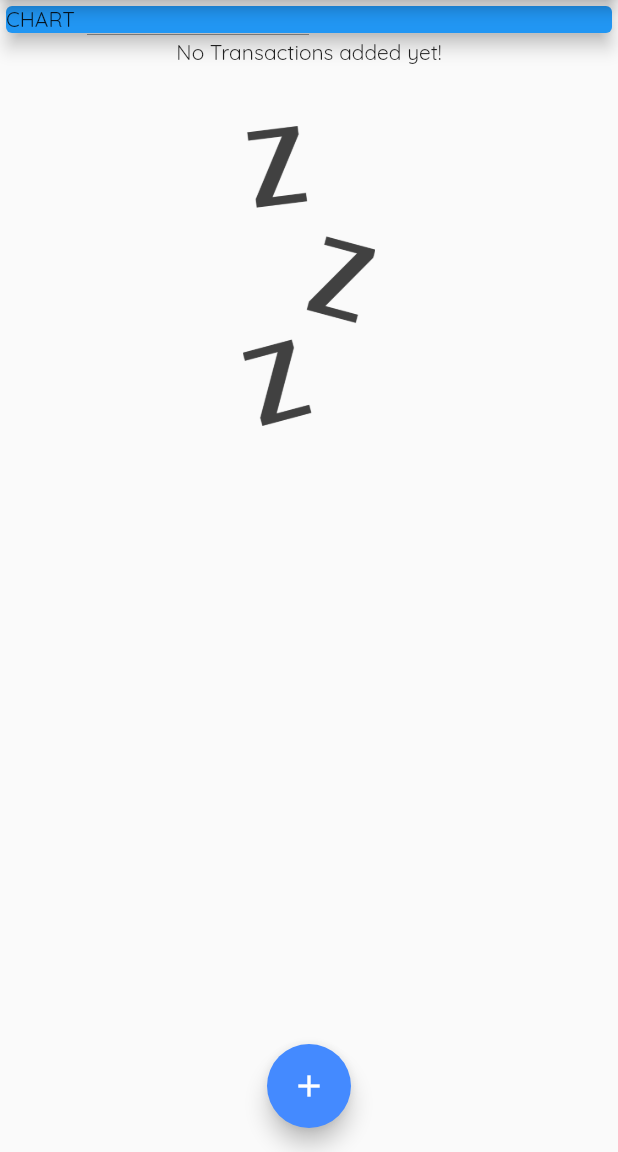
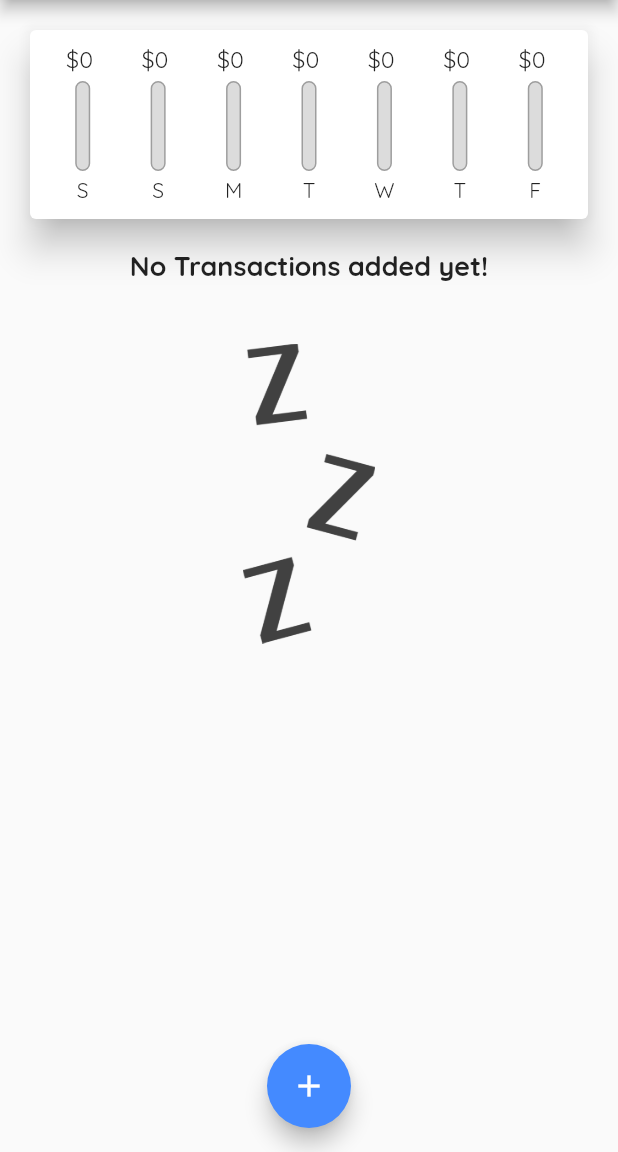
Before and after one commit to piyushlakheda/expense-planner, a Flutter app: the screen it shows after launch, on a phone screen of 412 x 824 dp, the part 84-1236 px from its top. Run offline on Flutter 3.47's test engine with Material 2 defaults, Android fonts, the phone set to English and light mode, and no system bars; Roboto replaces fonts that are missing (Open Sans).

```diff
--- a/lib/chart.dart
+++ b/lib/chart.dart
@@ -1,3 +1,4 @@
+import 'package:expense_planner/chart_bars.dart';
 import 'package:flutter/material.dart';
 import 'models/transaction.dart';
 import 'package:intl/intl.dart';
@@ -7,7 +8,7 @@ class Chart extends StatelessWidget {
 
   Chart(this.recentTransactions);
 
-  List<Map<String, Object>> get groupedTransactionsValues {
+  List<Map<String, dynamic>> get groupedTransactionsValues {
     return List.generate(7, (index) {
       final weekDay = DateTime.now().subtract(
         Duration(days: index),
@@ -23,11 +24,16 @@ class Chart extends StatelessWidget {
         }
       }
 
-      print(
-        DateFormat.E(weekDay),
-      );
+      return {
+        'day': DateFormat.E().format(weekDay).substring(0, 1),
+        'amount': totalSum,
+      };
+    }).reversed.toList();
+  }
 
-      return {'day': DateFormat.E(weekDay), 'amount': 9.99};
+  double get totalSpending {
+    return groupedTransactionsValues.fold(0.0, (sum, item) {
+      return sum + item['amount'];
     });
   }
 
@@ -36,8 +42,22 @@ class Chart extends StatelessWidget {
     return Card(
       elevation: 10,
       margin: EdgeInsets.all(20),
-      child: Row(
-        children: [],
+      child: Container(
+        padding: EdgeInsets.all(10),
+        child: Row(
+          mainAxisAlignment: MainAxisAlignment.spaceAround,
+          children: groupedTransactionsValues.map((data) {
+            return Flexible(
+              fit: FlexFit.tight,
+              child: ChartBar(
+                  data['day'],
+                  data['amount'],
+                  totalSpending == 0.0
+                      ? 0.0
+                      : (data['amount'] as double) / totalSpending),
+            );
+          }).toList(),
+        ),
       ),
     );
   }
--- /dev/null
+++ b/lib/chart_bars.dart
@@ -0,0 +1,54 @@
+import 'package:flutter/material.dart';
+
+class ChartBar extends StatelessWidget {
+  final String label;
+  final double spendingAmount;
+  final double spendingpctofTotal;
+
+  ChartBar(this.label, this.spendingAmount, this.spendingpctofTotal);
+
+  @override
+  Widget build(BuildContext context) {
+    return Column(
+      children: <Widget>[
+        Container(
+          height: 20,
+          child: FittedBox(
+            child: Text('\$${spendingAmount.toStringAsFixed(0)} '),
+          ),
+        ),
+        SizedBox(
+          height: 4,
+        ),
+        Container(
+          height: 60,
+          width: 10,
+          child: Stack(
+            children: [
+              Container(
+                decoration: BoxDecoration(
+                  border: Border.all(color: Colors.grey, width: 1.0),
+                  color: Color.fromRGBO(220, 220, 220, 1),
+                  borderRadius: BorderRadius.circular(10),
+                ),
+              ),
+              FractionallySizedBox(
+                heightFactor: spendingpctofTotal,
+                child: Container(
+                  decoration: BoxDecoration(
+                    color: Colors.green,
+                    borderRadius: BorderRadius.circular(10),
+                  ),
+                ),
+              ),
+            ],
+          ),
+        ),
+        SizedBox(
+          height: 4,
+        ),
+        Text(label),
+      ],
+    );
+  }
+}
--- a/lib/main.dart
+++ b/lib/main.dart
@@ -2,11 +2,9 @@
 
 import 'package:expense_planner/new_transaction.dart';
 import 'package:expense_planner/transaction_list.dart';
-import 'package:flutter/gestures.dart';
-
 import 'package:flutter/material.dart';
-
 import 'models/transaction.dart';
+import 'chart.dart';
 
 void main() => runApp(MyApp());
 
@@ -16,12 +14,22 @@ class MyApp extends StatelessWidget {
     return MaterialApp(
       title: 'Expense Planner',
       theme: ThemeData(
-          primarySwatch: Colors.blue,
-          accentColor: Colors.blueAccent,
-          fontFamily: 'Quicksand',
-          appBarTheme: AppBarTheme(
-            textTheme: ThemeData.light().textTheme.copyWith(),
-          )),
+        primarySwatch: Colors.blue,
+        accentColor: Colors.blueAccent,
+        fontFamily: 'Quicksand',
+        appBarTheme: AppBarTheme(
+          textTheme: ThemeData.light().textTheme.copyWith(
+                subtitle1: TextStyle(
+                  fontFamily: 'Open Sans',
+                  fontWeight: FontWeight.bold,
+                  fontSize: 18,
+                ),
+                button: TextStyle(
+                  color: Colors.white,
+                ),
+              ),
+        ),
+      ),
       home: MyHomePage(),
     );
   }
@@ -48,16 +56,35 @@ class _MyHomePageState extends State<MyHomePage> {
     // ),
   ];
 
-  void _addNewTransaction(String txTitle, double txamount) {
+  List<Transaction> get _recentTransactions {
+    return _userTransaction.where((tx) {
+      return tx.date.isAfter(
+        DateTime.now().subtract(
+          Duration(days: 7),
+        ),
+      );
+    }).toList();
+  }
+
+  void _addNewTransaction(
+      String txTitle, double txamount, DateTime chosenDate) {
     final newTx = Transaction(
       title: txTitle,
       amount: txamount,
-      date: DateTime.now(),
+      date: chosenDate,
       id: DateTime.now().toString(),
     );
 
     setState(() {
       _userTransaction.add(newTx);
+    });
+  }
+
+  void _deleteTransaction(String id) {
+    setState(() {
+      _userTransaction.removeWhere((tx) {
+        return tx.id == id;
+      });
     });
   }
 
@@ -93,15 +120,8 @@ class _MyHomePageState extends State<MyHomePage> {
         child: Column(
           crossAxisAlignment: CrossAxisAlignment.stretch,
           children: <Widget>[
-            Container(
-              width: double.infinity,
-              child: Card(
-                color: Colors.blue,
-                child: Text('CHART'),
-                elevation: 5,
-              ),
-            ),
-            TransactionList(_userTransaction),
+            Chart(_recentTransactions),
+            TransactionList(_userTransaction, _deleteTransaction),
           ],
         ),
       ),
```
Also changed, not shown: lib/new_transaction.dart (+63 -8 lines), lib/transaction_list.dart (+91 -25 lines).
